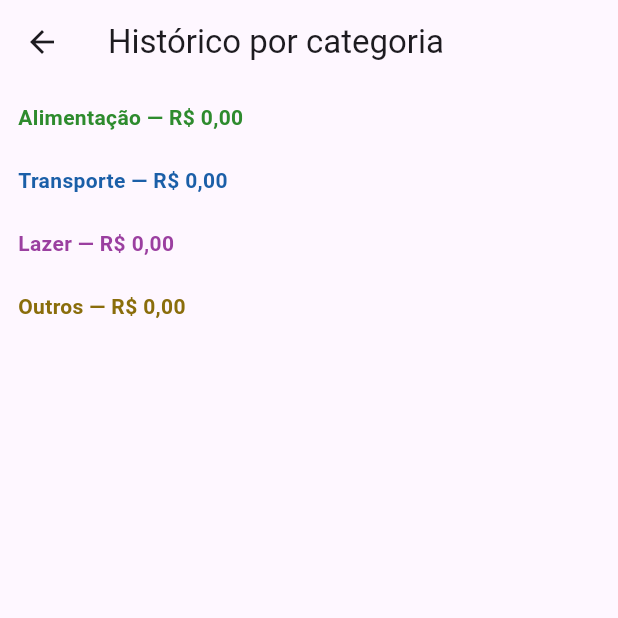
After one commit to Bulletzzz/Projeto-Desenvolvimento-Mobile, a Flutter app: the screen it shows after launch, after a tap on "Ver por categoria", on a phone screen of 412 x 824 dp, the top half of it. The commit adds this screen. Run offline on Flutter 3.47's test engine with Material 3 defaults, Android fonts, the phone set to English and light mode, and no system bars.

Commit message:
navegacao para a tela de historico

```diff
--- /dev/null
+++ b/balancete2000/lib/apresentacao/telas/historico/tela_historico.dart
@@ -0,0 +1,40 @@
+import 'package:flutter/material.dart';
+import 'package:balancete2000/apresentacao/widgets/cartao_gasto.dart';
+import 'package:balancete2000/dominio/enums/categoria_gasto.dart';
+import 'package:balancete2000/dominio/modelos/gasto.dart';
+import 'package:balancete2000/dominio/servicos/resumo_categorias.dart';
+import 'package:balancete2000/nucleo/utilitarios/formatador_moeda.dart';
+
+class TelaHistorico extends StatelessWidget {
+  const TelaHistorico({super.key, required this.gastos});
+
+  final List<Gasto> gastos;
+
+  @override
+  Widget build(BuildContext context) {
+    return Scaffold(
+      appBar: AppBar(title: const Text('Histórico por categoria')),
+      body: ListView(
+        padding: const EdgeInsets.all(12),
+        children: CategoriaGasto.values.map((categoria) {
+          final daCategoria = ResumoCategorias.filtrar(gastos, categoria);
+          final subtotal = ResumoCategorias.total(daCategoria);
+          return Column(
+            crossAxisAlignment: CrossAxisAlignment.stretch,
+            children: [
+              Text(
+                '${categoria.rotulo} — ${FormatadorMoeda.formatar(subtotal)}',
+                style: TextStyle(fontWeight: FontWeight.bold, color: categoria.cor),
+              ),
+              const SizedBox(height: 6),
+              ...daCategoria.map(
+                (gasto) => CartaoGasto(gasto: gasto, mostrarCategoria: false),
+              ),
+              const SizedBox(height: 16),
+            ],
+          );
+        }).toList(),
+      ),
+    );
+  }
+}
--- a/balancete2000/lib/apresentacao/telas/principal/tela_principal.dart
+++ b/balancete2000/lib/apresentacao/telas/principal/tela_principal.dart
@@ -3,6 +3,7 @@ import 'package:balancete2000/dominio/enums/categoria_gasto.dart';
 import 'package:balancete2000/nucleo/utilitarios/analisador_numero.dart';
 import 'package:balancete2000/nucleo/utilitarios/formatador_moeda.dart';
 import 'package:balancete2000/apresentacao/widgets/cartao_gasto.dart';
+import 'package:balancete2000/apresentacao/telas/historico/tela_historico.dart';
 import 'package:balancete2000/dados/repositorio_gastos.dart';
 import 'package:balancete2000/dominio/modelos/gasto.dart';
 
@@ -80,6 +81,15 @@ class _TelaPrincipalState extends State<TelaPrincipal> {
     });
   }
 
+  void _abrirHistorico() {
+    Navigator.push(
+      context,
+      MaterialPageRoute<void>(
+        builder: (context) => TelaHistorico(gastos: _repositorio.gastos),
+      ),
+    );
+  }
+
   @override
   Widget build(BuildContext context) {
     return Scaffold(
@@ -141,6 +151,11 @@ class _TelaPrincipalState extends State<TelaPrincipal> {
               onPressed: _adicionar,
               child: const Text('Adicionar gasto'),
             ),
+            const SizedBox(height: 8),
+            ElevatedButton(
+              onPressed: _abrirHistorico,
+              child: const Text('Ver por categoria'),
+            ),
             const SizedBox(height: 12),
             Expanded(
               child: ListView.builder(
```
